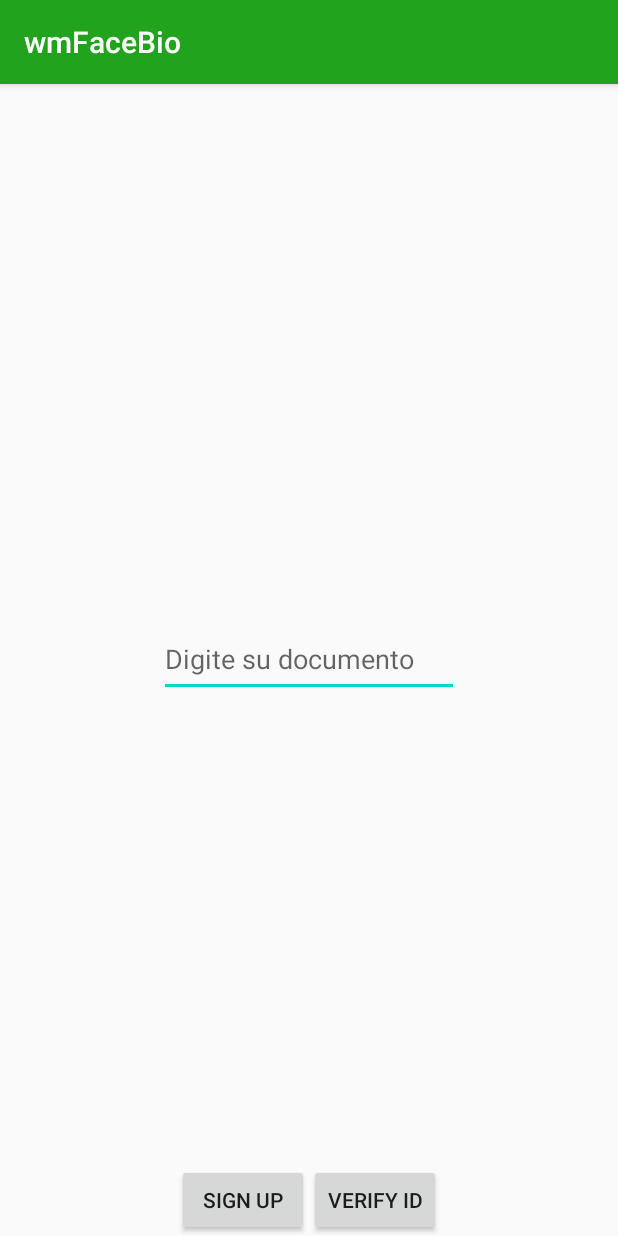
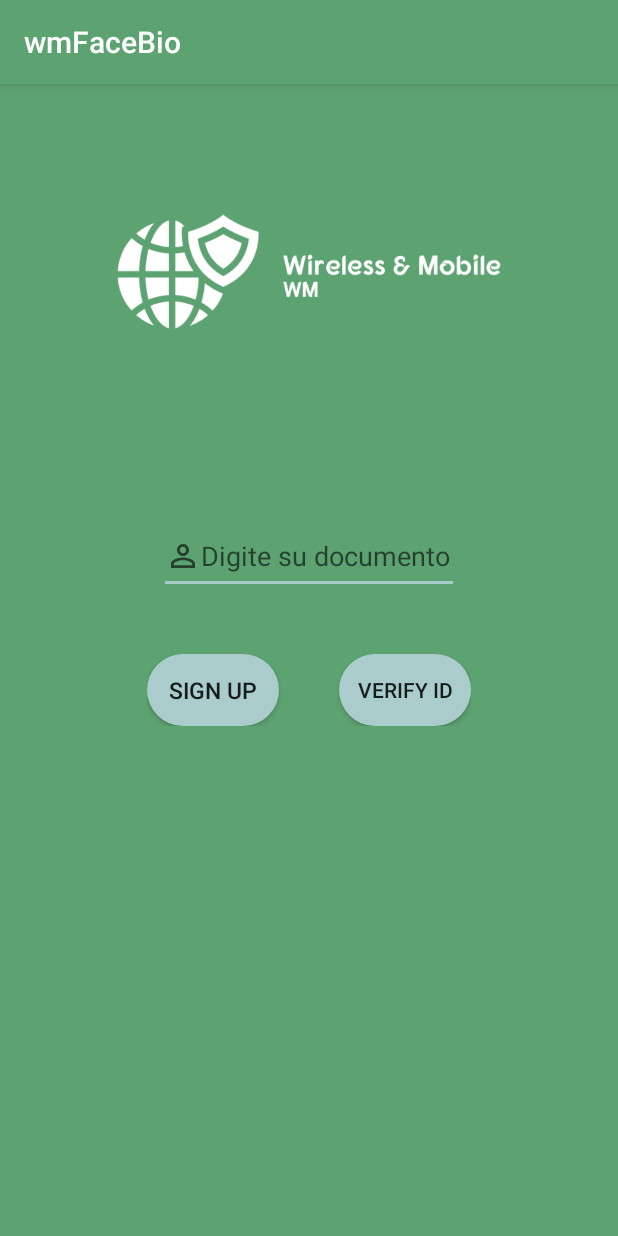
Before and after one commit to iaSalazar/biom, an Android app: the screen it shows after launch (MainActivity), on a phone screen of 412 x 824 dp. Run offline under Robolectric (Android 15) with nearby library versions, the phone set to English and light mode, and no system bars; our stand-ins replace ButterKnife.

Commit message:
Main activity style and Tack activity style improvements.

```diff
--- a/app/build.gradle
+++ b/app/build.gradle
@@ -68,5 +68,7 @@ dependencies {
 
     implementation 'com.google.mlkit:face-detection:16.0.2'
 
+    implementation 'com.google.android.material:material:1.2.1'
+
 
 }
--- /dev/null
+++ b/app/src/main/java/com/example/wmfacebio/SplashActivity.kt
@@ -0,0 +1,55 @@
+package com.example.wmfacebio
+
+import android.content.Intent
+import android.os.Bundle
+import android.view.animation.Animation
+import android.view.animation.AnimationUtils
+import androidx.appcompat.app.AppCompatActivity
+import kotlinx.android.synthetic.main.activity_splash.*
+
+class SplashActivity: AppCompatActivity() {
+
+    override fun onCreate(savedInstanceState: Bundle?) {
+        super.onCreate(savedInstanceState)
+        setContentView(R.layout.activity_splash)
+
+        val animation = AnimationUtils.loadAnimation(this,R.anim.animation)
+        ivLogoWM.startAnimation(animation)
+
+        val intent = Intent(this,MainActivity::class.java)
+        animation.setAnimationListener(object : Animation.AnimationListener{
+            /**
+             *
+             * Notifies the repetition of the animation.
+             *
+             * @param animation The animation which was repeated.
+             */
+            override fun onAnimationRepeat(animation: Animation?) {
+
+            }
+
+            /**
+             *
+             * Notifies the end of the animation. This callback is not invoked
+             * for animations with repeat count set to INFINITE.
+             *
+             * @param animation The animation which reached its end.
+             */
+            override fun onAnimationEnd(animation: Animation?) {
+
+                startActivity(intent)
+                finish()
+            }
+
+            /**
+             *
+             * Notifies the start of the animation.
+             *
+             * @param animation The started animation.
+             */
+            override fun onAnimationStart(animation: Animation?) {
+            }
+
+        })
+    }
+}
--- /dev/null
+++ b/app/src/main/res/anim/animation.xml
@@ -0,0 +1,22 @@
+<?xml version="1.0" encoding="utf-8"?>
+<set xmlns:android="http://schemas.android.com/apk/res/android">
+
+    <alpha
+        android:fromAlpha="0.0"
+        android:toAlpha="1.0"
+        android:interpolator ="@android:anim/accelerate_interpolator"
+        android:duration ="500"
+        android:repeatMode = "reverse"
+        android:repeatCount= "2"/>
+
+    <scale
+        android:duration ="500"
+        android:pivotX="50%"
+        android:pivotY="50%"
+        android:repeatMode = "reverse"
+        android:repeatCount= "2"
+        android:toXScale="110%"
+        android:toYScale="110%"
+        android:fromXScale="100%"
+        android:fromYScale="100%"/>
+</set>
--- /dev/null
+++ b/app/src/main/res/drawable/rounded_button.xml
@@ -0,0 +1,12 @@
+<?xml version="1.0" encoding="utf-8"?>
+
+<shape xmlns:android="http://schemas.android.com/apk/res/android">
+    <solid android:color="#acc"/>
+    <corners android:radius="30dp"/>
+    <padding
+        android:left="10dp"
+        android:bottom="10dp"
+        android:right="10dp"
+        android:top="10dp"/>
+
+</shape>
--- /dev/null
+++ b/app/src/main/res/drawable/user_icon.xml
@@ -0,0 +1,10 @@
+<vector xmlns:android="http://schemas.android.com/apk/res/android"
+    android:width="24dp"
+    android:height="24dp"
+    android:viewportWidth="24"
+    android:viewportHeight="24"
+    android:tint="?attr/colorControlNormal">
+  <path
+      android:fillColor="@android:color/white"
+      android:pathData="M12,5.9c1.16,0 2.1,0.94 2.1,2.1s-0.94,2.1 -2.1,2.1S9.9,9.16 9.9,8s0.94,-2.1 2.1,-2.1m0,9c2.97,0 6.1,1.46 6.1,2.1v1.1L5.9,18.1L5.9,17c0,-0.64 3.13,-2.1 6.1,-2.1M12,4C9.79,4 8,5.79 8,8s1.79,4 4,4 4,-1.79 4,-4 -1.79,-4 -4,-4zM12,13c-2.67,0 -8,1.34 -8,4v3h16v-3c0,-2.66 -5.33,-4 -8,-4z"/>
+</vector>
--- a/app/src/main/res/layout/activity_main.xml
+++ b/app/src/main/res/layout/activity_main.xml
@@ -1,55 +1,48 @@
 <?xml version="1.0" encoding="utf-8"?>
-<FrameLayout xmlns:android="http://schemas.android.com/apk/res/android"
-    xmlns:app="http://schemas.android.com/apk/res-auto"
-    xmlns:tools="http://schemas.android.com/tools"
+
+<RelativeLayout xmlns:android="http://schemas.android.com/apk/res/android"
     android:layout_width="match_parent"
     android:layout_height="match_parent"
-    tools:context=".MainActivity">
+    android:paddingLeft="16dp"
+    android:paddingRight="16dp"
+    android:background="@color/colorPrimary">
 
-    <LinearLayout
-        android:layout_width="wrap_content"
-        android:layout_height="wrap_content"
-        android:orientation="vertical"
-        android:gravity="center_vertical"
-        android:layout_gravity="center_horizontal|center_vertical">
 
+
+    <ImageView
+        android:id="@+id/ivLogo"
+        android:layout_width="match_parent"
+        android:layout_height="250dp"
+        android:src="@drawable/wm_facebio_logo"/>
 
     <EditText
         android:id="@+id/txtUserId"
         android:layout_width="200dp"
         android:layout_height="50dp"
+        android:layout_below="@id/ivLogo"
+        android:layout_marginVertical="40dp"
+        android:drawableStart="@drawable/user_icon"
         android:hint="Digite su documento"
-            android:inputType="number"/>
-
-
-
-    </LinearLayout>
-
-
-
-    <RelativeLayout
-        android:layout_width="match_parent"
-        android:layout_height="match_parent">
-
-
+        android:inputType="number"
+        android:layout_centerHorizontal="true"/>
 
 
     <LinearLayout
-            android:id="@+id/res_photo_layout"
         android:layout_width="wrap_content"
         android:layout_height="wrap_content"
-            android:orientation="horizontal"
-            android:layout_alignParentBottom="true"
+        android:layout_below="@id/txtUserId"
         android:layout_centerHorizontal="true">
-
 
         <Button
             android:id="@+id/buttonSignUp"
+            android:text="Sign up"
             android:layout_width="wrap_content"
             android:layout_height="wrap_content"
             android:layout_gravity="center"
-
-                android:text="Sign up" />
+            android:textSize="15sp"
+            android:background="@drawable/rounded_button"
+            android:layout_marginRight="40dp"
+            />
 
         <Button
             android:id="@+id/btnVerifyID"
@@ -57,15 +50,10 @@
             android:layout_height="wrap_content"
             android:layout_gravity="center"
             android:text="Verify ID"
-/>
-
+            android:background="@drawable/rounded_button"/>
 
     </LinearLayout>
 
 
 
-
 </RelativeLayout>
-
-
-</FrameLayout>
--- a/app/src/main/res/values/colors.xml
+++ b/app/src/main/res/values/colors.xml
@@ -1,7 +1,7 @@
 <?xml version="1.0" encoding="utf-8"?>
 <resources>
-    <color name="colorPrimary">#22A31D</color>
-    <color name="colorPrimaryDark">#49D17E</color>
-    <color name="colorAccent">#03DAC5</color>
+    <color name="colorPrimary">#5DA271</color>
+    <color name="colorPrimaryDark">#898989</color>
+    <color name="colorAccent">#FFAACCCC</color>
     <color name="colorAction">#E4AF11</color>
 </resources>
--- a/app/src/main/res/values/styles.xml
+++ b/app/src/main/res/values/styles.xml
@@ -7,4 +7,10 @@
         <item name="colorAccent">@color/colorAccent</item>
     </style>
 
+
+    <style name="AppTheme.NoActionBar" parent="Theme.AppCompat.Light.DarkActionBar">
+        <item name="windowActionBar">false</item>
+        <item name="windowNoTitle">true</item>
+        <item name="android:windowFullscreen">true</item>
+    </style>
 </resources>
```
Also changed, not shown: app/src/main/AndroidManifest.xml (+10 -4 lines), app/src/main/java/com/example/wmfacebio/FaceTrackerActivity.kt (+46 -3 lines), app/src/main/res/layout/activity_facetracker.xml (+17 -9 lines), app/src/main/res/layout/activity_splash.xml (added, +23 -0 lines), app/src/main/res/drawable/verification_overlay.png (added), app/src/main/res/drawable/wm_facebio_logo.png (added). Lines whose indentation alone changed are shown as unchanged.
